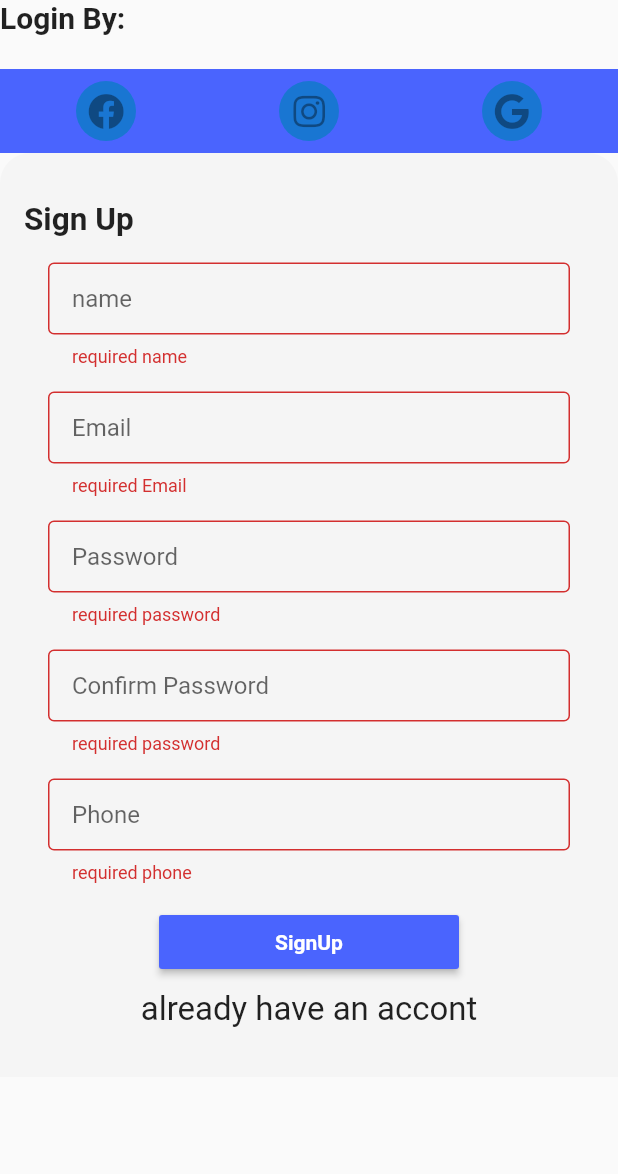
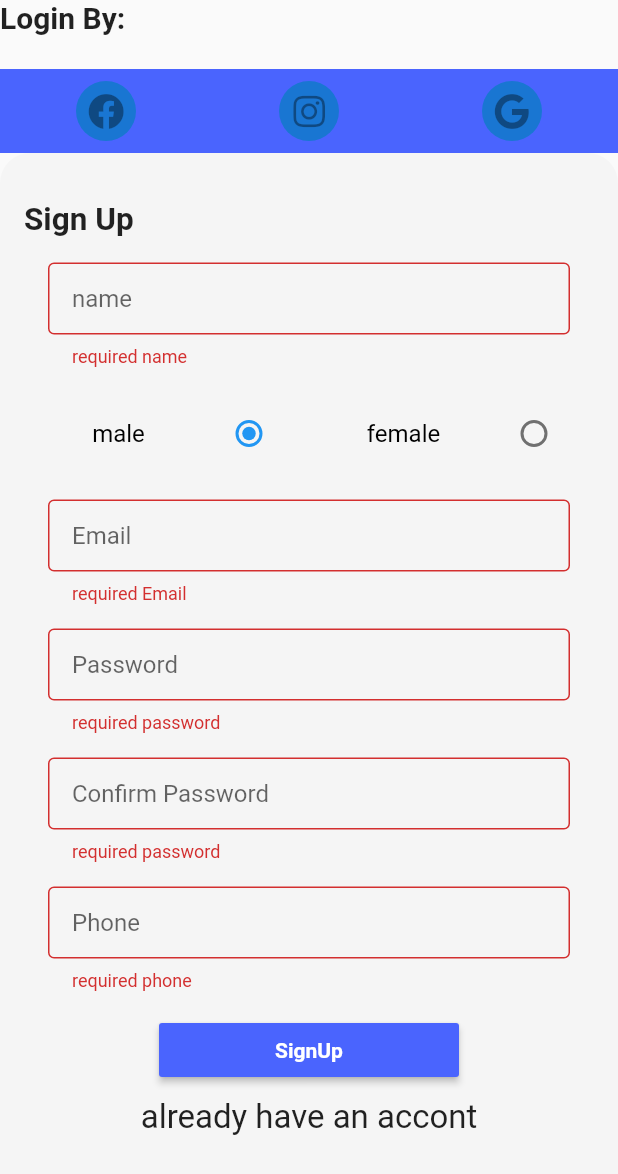
Before and after one commit to khaled45690/store_app, a Flutter app: the SignUpNew screen opened by its route, after a tap on "SignUp", on a phone screen of 412 x 824 dp. Shown: the top 1174 px of the screen. Run offline on Flutter 3.47's test engine with Material 2 defaults, Android fonts, the phone set to English and light mode, and no system bars; our stand-ins replace carousel_pro, font_awesome_flutter, google_fonts, image_picker, shared_preferences, splashscreen; missing offline and left inert: credit_card, multi_image_picker; accounts and stored records are empty; network calls fail.

Commit message:
male/female sign up

```diff
--- a/lib/screens/SignUpNew.dart
+++ b/lib/screens/SignUpNew.dart
@@ -8,7 +8,6 @@ import 'package:store_app/models/UserData.dart';
 import 'package:store_app/screens/LoginNew.dart';
 import 'package:http/http.dart' as http;
 import 'package:store_app/shared/globals.dart';
-
 
 import 'loginScreen.dart';
 
@@ -44,10 +43,6 @@ class SignUpNew extends StatefulWidget {
     }
   }
 
-
-
-
-
   static const routeName = '/SignUpPage';
 
   @override
@@ -55,6 +50,9 @@ class SignUpNew extends StatefulWidget {
 }
 
 class _SignUpNewState extends State<SignUpNew> {
+  String gender;
+  String groupValue = 'male';
+  bool loading = false;
 
   @override
   Widget build(BuildContext context) {
@@ -63,46 +61,47 @@ class _SignUpNewState extends State<SignUpNew> {
     return Scaffold(
       body: SafeArea(
         child: Stack(children: <Widget>[
-          ListView(
-            children:<Widget>[
+          ListView(children: <Widget>[
             Padding(
-            padding: const EdgeInsets.only(top:0.0),
-            child: Text("Login By:",style: TextStyle(fontSize:20,fontWeight:FontWeight.bold),),
+              padding: const EdgeInsets.only(top: 0.0),
+              child: Text(
+                "Login By:",
+                style: TextStyle(fontSize: 20, fontWeight: FontWeight.bold),
+              ),
             ),
             // SizedBox(height:15),
             Container(
-            padding: const EdgeInsets.only(top:23.0),
+              padding: const EdgeInsets.only(top: 23.0),
               child: Transform.rotate(
                 angle: 0,
-              origin: Offset(-300,30),
+                origin: Offset(-300, 30),
                 child: Container(
                   color: Global.mediumBlue,
-
                   child: Padding(
                     padding: const EdgeInsets.all(8.0),
                     child: Row(
                       mainAxisAlignment: MainAxisAlignment.spaceEvenly,
                       children: <Widget>[
                         CircleAvatar(
-                                      child: IconButton(icon: Icon(
-                      FontAwesomeIcons.facebook
-                      ), onPressed: null
+                          child: IconButton(
+                              icon: Icon(FontAwesomeIcons.facebook),
+                              onPressed: null),
                         ),
+                        SizedBox(
+                          width: 10,
                         ),
-                                       SizedBox(width: 10,),
-
                         CircleAvatar(
-                                            child: IconButton(icon: Icon(
-                    FontAwesomeIcons.instagram
-                    ), onPressed: null
+                          child: IconButton(
+                              icon: Icon(FontAwesomeIcons.instagram),
+                              onPressed: null),
                         ),
+                        SizedBox(
+                          width: 10,
                         ),
-                     SizedBox(width: 10,),
                         CircleAvatar(
-                                            child: IconButton(icon: Icon(
-                    FontAwesomeIcons.google
-                    ), onPressed: null
-                    ),
+                          child: IconButton(
+                              icon: Icon(FontAwesomeIcons.google),
+                              onPressed: null),
                         ),
                       ],
                     ),
@@ -121,7 +120,8 @@ class _SignUpNewState extends State<SignUpNew> {
                   ),
                   child: Container(
                     color: Colors.grey.withOpacity(0.05),
-                  padding: EdgeInsets.symmetric(horizontal: 16.0, vertical: 32),
+                    padding:
+                        EdgeInsets.symmetric(horizontal: 16.0, vertical: 32),
                     child: Column(
                         crossAxisAlignment: CrossAxisAlignment.start,
                         mainAxisSize: MainAxisSize.min,
@@ -133,10 +133,11 @@ class _SignUpNewState extends State<SignUpNew> {
                           ),
                           SizedBox(height: 16),
                           Padding(
-                          padding: const EdgeInsets.symmetric(horizontal: 16.0),
+                            padding:
+                                const EdgeInsets.symmetric(horizontal: 16.0),
                             child: TextFormField(
-                            validator: (value){
-                              if(value.isEmpty) return 'required name';
+                              validator: (value) {
+                                if (value.isEmpty) return 'required name';
                               },
                               onChanged: (value) {
                                 widget.name = value;
@@ -148,12 +149,46 @@ class _SignUpNewState extends State<SignUpNew> {
                                   border: OutlineInputBorder()),
                             ),
                           ),
+                          SizedBox(height: 16),
+                          Row(
+                            children: <Widget>[
+                              Expanded(
+                                  child: ListTile(
+                                title: Text(
+                                  "male",
+                                    textAlign: TextAlign.center,
+
+                                  style: TextStyle(color: Colors.black),
+                                ),
+                                trailing: Radio(
+                                    value: "male",
+                                    groupValue: groupValue,
+                                    onChanged: (e) => valueChanged(e)),
+                              )
+                              ),
+                                Expanded(
+                                  child: ListTile(
+                                title: Text(
+                                  "female",
+                                  textAlign: TextAlign.center,
+                                  style: TextStyle(color: Colors.black),
+                                ),
+                                trailing: Radio(
+                                    value: "female",
+                                    groupValue: groupValue,
+                                    onChanged: (e) => valueChanged(e)),
+                              )
+                              ),
+
+                            ],
+                          ),
                           SizedBox(height: 16.0),
                           Padding(
-                          padding: const EdgeInsets.symmetric(horizontal: 16.0),
+                            padding:
+                                const EdgeInsets.symmetric(horizontal: 16.0),
                             child: TextFormField(
-                             validator: (value){
-                              if(value.isEmpty) return 'required Email';
+                              validator: (value) {
+                                if (value.isEmpty) return 'required Email';
                                 return null;
                               },
                               onChanged: (value) {
@@ -163,42 +198,42 @@ class _SignUpNewState extends State<SignUpNew> {
                                   contentPadding:
                                       EdgeInsets.symmetric(horizontal: 16),
                                   hintText: "Email",
-
                                   border: OutlineInputBorder()),
                             ),
                           ),
                           SizedBox(height: 16.0),
                           Padding(
-                          padding: const EdgeInsets.symmetric(horizontal: 16.0),
+                            padding:
+                                const EdgeInsets.symmetric(horizontal: 16.0),
                             child: TextFormField(
-                             validator: (value){
-                              if(value.isEmpty) return 'required password';
+                              validator: (value) {
+                                if (value.isEmpty) return 'required password';
                                 return null;
                               },
                               onChanged: (value) {
                                 widget.password = value;
                               },
-                               obscureText:true,
+                              obscureText: true,
                               decoration: InputDecoration(
                                   contentPadding:
                                       EdgeInsets.symmetric(horizontal: 16),
                                   hintText: "Password",
-
                                   border: OutlineInputBorder()),
                             ),
                           ),
                           SizedBox(height: 16.0),
                           Padding(
-                          padding: const EdgeInsets.symmetric(horizontal: 16.0),
+                            padding:
+                                const EdgeInsets.symmetric(horizontal: 16.0),
                             child: TextFormField(
-                             validator: (value){
-                              if(value.isEmpty) return 'required password';
+                              validator: (value) {
+                                if (value.isEmpty) return 'required password';
                                 return null;
                               },
                               onChanged: (value) {
                                 widget.confirmPassword = value;
                               },
-                                obscureText:true,
+                              obscureText: true,
                               decoration: InputDecoration(
                                   contentPadding:
                                       EdgeInsets.symmetric(horizontal: 16),
@@ -209,10 +244,11 @@ class _SignUpNewState extends State<SignUpNew> {
                           SizedBox(height: 16.0),
                           //  SizedBox(height: 8.0),
                           Padding(
-                          padding: const EdgeInsets.symmetric(horizontal: 16.0),
+                            padding:
+                                const EdgeInsets.symmetric(horizontal: 16.0),
                             child: TextFormField(
-                             validator: (value){
-                              if(value.isEmpty) return 'required phone';
+                              validator: (value) {
+                                if (value.isEmpty) return 'required phone';
                                 return null;
                               },
                               decoration: InputDecoration(
@@ -225,38 +261,42 @@ class _SignUpNewState extends State<SignUpNew> {
                           SizedBox(height: 15.0),
 
                           Container(
-                          padding: EdgeInsets.symmetric(horizontal:90),
+                              padding: EdgeInsets.symmetric(horizontal: 90),
                               width: double.infinity,
                               child: RaisedButton(
+                                color: Global.mediumBlue,
+                                onPressed: () {
+                                  if (widget._key.currentState.validate()) {
+                                    widget.submitForm(
+                                        widget.name,
+                                        widget.email,
+                                        widget.password,
+                                        widget.confirmPassword,
+                                        context);
 
-                            color:Global.mediumBlue,
-                            onPressed: (){
-                              if(widget._key.currentState.validate()){
-                            widget.submitForm(widget.name, widget.email, widget.password, widget.confirmPassword, context);
-
-                                Navigator.of(context).popAndPushNamed(LoginPage.routeName);
+                                    Navigator.of(context)
+                                        .popAndPushNamed(LoginPage.routeName);
                                   }
-
                                 },
-
-                          child: Text("SignUp",style: TextStyle(
-                            fontWeight:FontWeight.bold,color: Colors.white
-                          ),),
-
-
+                                child: Text(
+                                  "SignUp",
+                                  style: TextStyle(
+                                      fontWeight: FontWeight.bold,
+                                      color: Colors.white),
                                 ),
-                           decoration:  BoxDecoration(
-        borderRadius: BorderRadius.all(
-            Radius.circular(25)
-        ),)
                               ),
+                              decoration: BoxDecoration(
+                                borderRadius:
+                                    BorderRadius.all(Radius.circular(25)),
+                              )),
                           SizedBox(height: 8.0),
                           Row(
                             mainAxisAlignment: MainAxisAlignment.center,
                             children: <Widget>[
                               GestureDetector(
                                 onTap: () {
-                    Navigator.of(context).popAndPushNamed(LoginPage.routeName);
+                                  Navigator.of(context)
+                                      .popAndPushNamed(LoginPage.routeName);
                                 },
                                 child: Text(
                                   'already have an accont',
@@ -267,16 +307,24 @@ class _SignUpNewState extends State<SignUpNew> {
                               )
                             ],
                           )
-                      ]
+                        ]),
                   ),
                 ),
               ),
-            ),
-            )]  ),
-        ]
-
-        ),
+            )
+          ]),
+        ]),
       ),
     );
   }
+
+  valueChanged(e) {
+    setState(() {
+      if (e == 'male') {
+        groupValue = e;
+      } else if (e == "female") {
+        groupValue = e;
       }
+    });
+  }
+}
```
Lines whose indentation alone changed are shown as unchanged.
